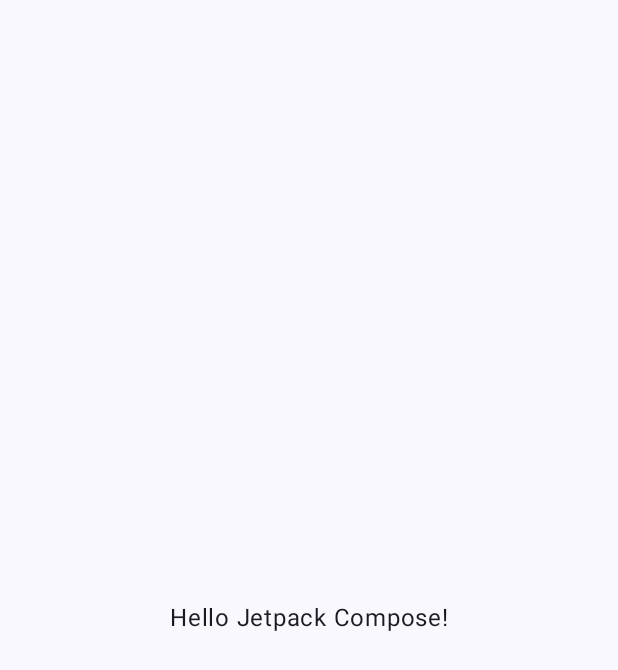
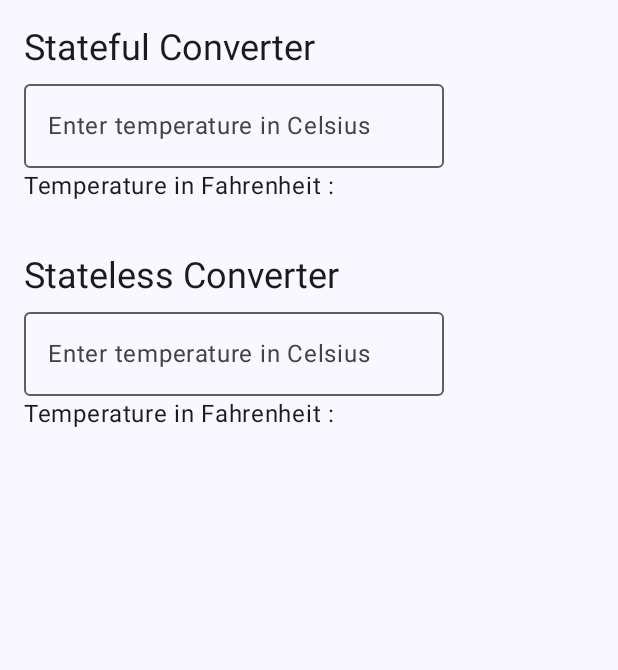
Before and after one commit to abdanzakialifian/Jetpack-Compose, an Android app built with Jetpack Compose: the screen it shows after launch (MainActivity before the commit, TemperatureConverterActivity after it), on a phone screen of 412 x 824 dp. Shown: the top 670 px of the screen. Run offline under Robolectric (Android 15) with nearby library versions, the phone set to English and light mode, and no system bars.

Commit message:
Add input with stateful composable and stateless composable

```diff
--- a/app/build.gradle
+++ b/app/build.gradle
@@ -5,12 +5,12 @@ plugins {
 
 android {
     namespace 'com.compose.jetpackcompose'
-    compileSdk 33
+    compileSdk 34
 
     defaultConfig {
         applicationId "com.compose.jetpackcompose"
         minSdk 24
-        targetSdk 33
+        targetSdk 34
         versionCode 1
         versionName "1.0"
 
@@ -65,5 +65,5 @@ dependencies {
     implementation 'androidx.compose.ui:ui'
     implementation 'androidx.compose.ui:ui-graphics'
     implementation 'androidx.compose.ui:ui-tooling-preview'
-    implementation 'androidx.compose.material3:material3'
+    implementation 'androidx.compose.material3:material3:1.2.0-alpha03'
 }
--- a/app/src/main/AndroidManifest.xml
+++ b/app/src/main/AndroidManifest.xml
@@ -13,7 +13,7 @@
         android:theme="@style/Theme.JetpackCompose"
         tools:targetApi="31">
         <activity
-            android:name=".MainActivity"
+            android:name=".TemperatureConverterActivity"
             android:exported="true"
             android:label="@string/app_name"
             android:theme="@style/Theme.JetpackCompose">
--- a/app/src/main/java/com/compose/jetpackcompose/MainActivity.kt
+++ /dev/null
@@ -1,51 +0,0 @@
-package com.compose.jetpackcompose
-
-import android.os.Bundle
-import androidx.activity.ComponentActivity
-import androidx.activity.compose.setContent
-import androidx.compose.foundation.layout.Box
-import androidx.compose.foundation.layout.fillMaxSize
-import androidx.compose.material3.MaterialTheme
-import androidx.compose.material3.Surface
-import androidx.compose.material3.Text
-import androidx.compose.runtime.Composable
-import androidx.compose.ui.Alignment
-import androidx.compose.ui.Modifier
-import androidx.compose.ui.tooling.preview.Devices
-import androidx.compose.ui.tooling.preview.Preview
-import com.compose.jetpackcompose.ui.theme.JetpackComposeTheme
-
-class MainActivity : ComponentActivity() {
-    override fun onCreate(savedInstanceState: Bundle?) {
-        super.onCreate(savedInstanceState)
-        setContent {
-            JetpackComposeTheme {
-                // A surface container using the 'background' color from the theme
-                Surface(
-                    modifier = Modifier.fillMaxSize(),
-                    color = MaterialTheme.colorScheme.background
-                ) {
-                    Greeting("Jetpack Compose")
-                }
-            }
-        }
-    }
-}
-
-@Composable
-fun Greeting(name: String, modifier: Modifier = Modifier) {
-    Box(contentAlignment = Alignment.Center) {
-        Text(
-            text = "Hello $name!",
-            modifier = modifier
-        )
-    }
-}
-
-@Preview(showBackground = true, name = "Greeting Preview", device = Devices.PIXEL_4)
-@Composable
-fun GreetingPreview() {
-    JetpackComposeTheme {
-        Greeting("Jetpack Compose")
-    }
-}
--- /dev/null
+++ b/app/src/main/java/com/compose/jetpackcompose/TemperatureConverterActivity.kt
@@ -0,0 +1,130 @@
+package com.compose.jetpackcompose
+
+import android.os.Bundle
+import androidx.activity.ComponentActivity
+import androidx.activity.compose.setContent
+import androidx.compose.foundation.layout.Column
+import androidx.compose.foundation.layout.fillMaxSize
+import androidx.compose.foundation.layout.padding
+import androidx.compose.foundation.text.KeyboardOptions
+import androidx.compose.material3.MaterialTheme
+import androidx.compose.material3.OutlinedTextField
+import androidx.compose.material3.Surface
+import androidx.compose.material3.Text
+import androidx.compose.runtime.Composable
+import androidx.compose.runtime.getValue
+import androidx.compose.runtime.mutableStateOf
+import androidx.compose.runtime.remember
+import androidx.compose.runtime.setValue
+import androidx.compose.ui.Modifier
+import androidx.compose.ui.res.stringResource
+import androidx.compose.ui.text.input.KeyboardType
+import androidx.compose.ui.tooling.preview.Devices
+import androidx.compose.ui.tooling.preview.Preview
+import androidx.compose.ui.unit.dp
+import com.compose.jetpackcompose.ui.theme.JetpackComposeTheme
+
+class TemperatureConverterActivity : ComponentActivity() {
+    override fun onCreate(savedInstanceState: Bundle?) {
+        super.onCreate(savedInstanceState)
+        setContent {
+            JetpackComposeTheme {
+                // A surface container using the 'background' color from the theme
+                Surface(
+                    modifier = Modifier.fillMaxSize(),
+                    color = MaterialTheme.colorScheme.background
+                ) {
+                    TemperatureConverterApp()
+                }
+            }
+        }
+    }
+}
+
+@Composable
+fun StatefulTemperatureConverter(modifier: Modifier = Modifier) {
+    var input by remember {
+        mutableStateOf("")
+    }
+    var output by remember {
+        mutableStateOf("")
+    }
+
+    Column(modifier = modifier.padding(16.dp)) {
+        Text(
+            text = stringResource(id = R.string.stateful_converter),
+            style = MaterialTheme.typography.headlineSmall
+        )
+        OutlinedTextField(
+            value = input,
+            label = {
+                Text(text = stringResource(id = R.string.enter_celsius))
+            },
+            keyboardOptions = KeyboardOptions(keyboardType = KeyboardType.Number),
+            onValueChange = { value ->
+                input = value
+                output = convertToFahrenheit(value)
+            },
+        )
+        Text(text = stringResource(id = R.string.temperature_fahrenheit, output))
+    }
+}
+
+@Composable
+fun StatelessTemperatureConverter(
+    input: String,
+    output: String,
+    onValueChange: (String) -> Unit,
+    modifier: Modifier = Modifier
+) {
+    Column(modifier = modifier.padding(16.dp)) {
+        Text(
+            text = stringResource(id = R.string.stateless_converter),
+            style = MaterialTheme.typography.headlineSmall
+        )
+        OutlinedTextField(
+            value = input,
+            label = {
+                Text(text = stringResource(id = R.string.enter_celsius))
+            },
+            keyboardOptions = KeyboardOptions(keyboardType = KeyboardType.Number),
+            onValueChange = onValueChange,
+        )
+        Text(text = stringResource(id = R.string.temperature_fahrenheit, output))
+    }
+}
+
+private fun convertToFahrenheit(celsius: String) =
+    celsius.toDoubleOrNull()?.let {
+        (it * 9 / 5) + 32
+    }.toString()
+
+@Composable
+fun TemperatureConverterApp(modifier: Modifier = Modifier) {
+    var input by remember {
+        mutableStateOf("")
+    }
+    var output by remember {
+        mutableStateOf("")
+    }
+
+    Column {
+        StatefulTemperatureConverter(modifier = modifier)
+        StatelessTemperatureConverter(
+            modifier = modifier,
+            input = input,
+            output = output,
+            onValueChange = { value ->
+                input = value
+                output = convertToFahrenheit(value)
+            })
+    }
+}
+
+@Preview(showBackground = true, name = "Greeting Preview", device = Devices.PIXEL_4)
+@Composable
+fun TemperatureConverterAppPreview() {
+    JetpackComposeTheme {
+        TemperatureConverterApp()
+    }
+}
--- a/app/src/main/res/values/strings.xml
+++ b/app/src/main/res/values/strings.xml
@@ -1,3 +1,9 @@
 <resources>
     <string name="app_name">Jetpack Compose</string>
+    <string name="stateful_converter">Stateful Converter</string>
+    <string name="stateless_converter">Stateless Converter</string>
+    <string name="two_way_converter">Two Way Converter</string>
+    <string name="enter_celsius">Enter temperature in Celsius</string>
+    <string name="temperature_fahrenheit">Temperature in Fahrenheit : %s</string>
+    <string name="enter_temperature">Enter temperature in %s</string>
 </resources>
```
